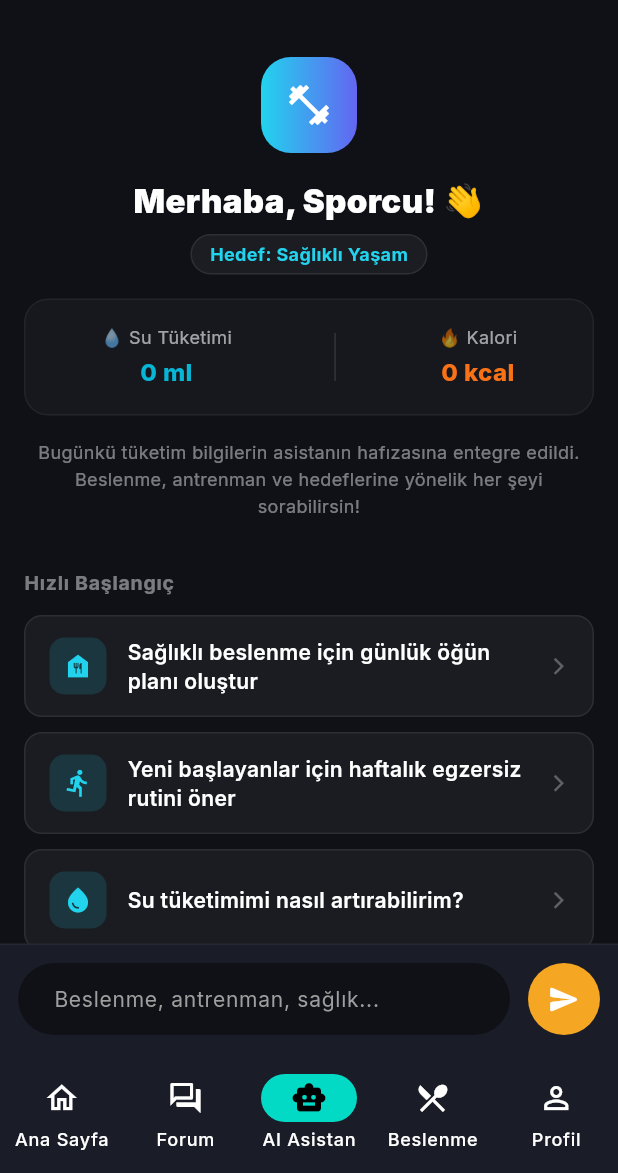
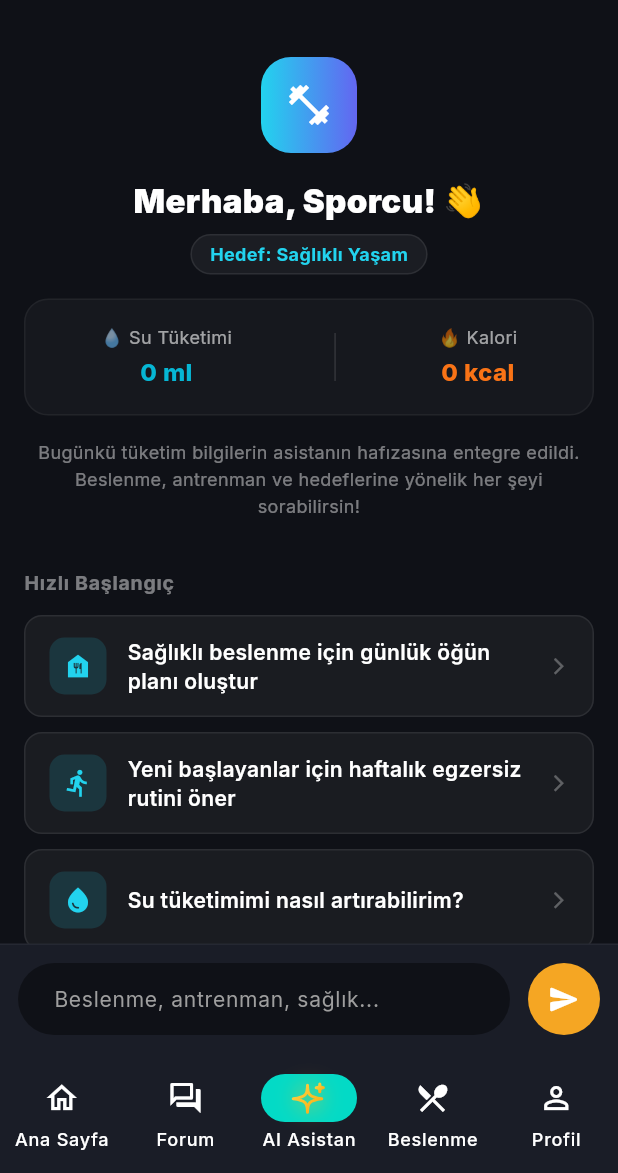
Before and after one commit to NyancatGo/fitrehber-mobile, a Flutter app: the HomeScreen screen opened by its route, item 3 of the bottom bar chosen, on a phone screen of 412 x 824 dp, the part 63-1236 px from its top. Run offline on Flutter 3.47's test engine with Material 3 defaults, Android fonts, the phone set to English and light mode, and no system bars; our stand-ins replace cached_network_image, dio, dotted_border, flutter_markdown_plus, flutter_riverpod, flutter_secure_storage and 6 more; accounts and stored records are empty; network calls fail.

Commit message:
ai iconu eklendi

```diff
--- a/lib/features/home/home_screen.dart
+++ b/lib/features/home/home_screen.dart
@@ -2,6 +2,7 @@
 // Seçilen sekmeye göre ilgili ekran gösterilir.
 
 import 'package:flutter/material.dart';
+import '../../shared/widgets/ai_assistant_icon.dart';
 import '../ai_assistant/ai_assistant_screen.dart';
 import '../forum/forum_screen.dart';
 import '../nutrition/nutrition_screen.dart';
@@ -52,8 +53,8 @@ class _HomeScreenState extends State<HomeScreen> {
             label: 'Forum',
           ),
           NavigationDestination(
-            icon: Icon(Icons.smart_toy_outlined),
-            selectedIcon: Icon(Icons.smart_toy),
+            icon: AiAssistantIcon(isActive: false),
+            selectedIcon: AiAssistantIcon(isActive: true),
             label: 'AI Asistan',
           ),
           NavigationDestination(
--- /dev/null
+++ b/lib/shared/widgets/ai_assistant_icon.dart
@@ -0,0 +1,141 @@
+import 'package:flutter/material.dart';
+import 'package:flutter_svg/flutter_svg.dart';
+
+/// FitRehber AI Asistan ikonu — bottom navigation bar için özel widget.
+///
+/// İki state:
+///   - `isActive=false` (pasif): mono SVG, NavigationBar'ın default rengini alır
+///     (currentColor), diğer Material ikonlarla aynı sessizlikte durur.
+///   - `isActive=true` (aktif): brand gradient SVG (sarı→turuncu) + amber halo
+///     + idle twinkle (küçük sparkle opacity 0.45 ↔ 1.0, 1.6s ease-in-out).
+///
+/// Tasarım kaynağı: Claude Design v3.0 "Sparkle Twin" — logoyla kardeş gibi durur.
+class AiAssistantIcon extends StatefulWidget {
+  final bool isActive;
+  final double size;
+
+  const AiAssistantIcon({
+    super.key,
+    required this.isActive,
+    this.size = 24,
+  });
+
+  @override
+  State<AiAssistantIcon> createState() => _AiAssistantIconState();
+}
+
+class _AiAssistantIconState extends State<AiAssistantIcon>
+    with TickerProviderStateMixin {
+  // Idle twinkle: küçük sparkle nefesi (1.6s loop, ease-in-out)
+  late final AnimationController _twinkleCtrl;
+  // Tap pop: state'ten state'e geçişte 0.9 → 1.10 → 1.0 (180ms easeOutBack)
+  late final AnimationController _popCtrl;
+  late final Animation<double> _popScale;
+
+  bool _wasActive = false;
+
+  @override
+  void initState() {
+    super.initState();
+    _twinkleCtrl = AnimationController(
+      vsync: this,
+      duration: const Duration(milliseconds: 1600),
+    )..repeat(reverse: true);
+
+    _popCtrl = AnimationController(
+      vsync: this,
+      duration: const Duration(milliseconds: 220),
+    );
+    _popScale = TweenSequence<double>([
+      TweenSequenceItem(
+        tween: Tween(begin: 1.0, end: 1.10)
+            .chain(CurveTween(curve: Curves.easeOut)),
+        weight: 50,
+      ),
+      TweenSequenceItem(
+        tween: Tween(begin: 1.10, end: 1.0)
+            .chain(CurveTween(curve: Curves.easeOutBack)),
+        weight: 50,
+      ),
+    ]).animate(_popCtrl);
+
+    _wasActive = widget.isActive;
+  }
+
+  @override
+  void didUpdateWidget(covariant AiAssistantIcon oldWidget) {
+    super.didUpdateWidget(oldWidget);
+    // Sekme aktif olduğu an tap pop'u oynat (selectedIcon her seferinde
+    // yeniden oluşturulmuyor — NavigationBar widget'ı reuse ediyor).
+    if (widget.isActive && !_wasActive) {
+      _popCtrl.forward(from: 0);
+    }
+    _wasActive = widget.isActive;
+  }
+
+  @override
+  void dispose() {
+    _twinkleCtrl.dispose();
+    _popCtrl.dispose();
+    super.dispose();
+  }
+
+  @override
+  Widget build(BuildContext context) {
+    final size = widget.size;
+
+    if (!widget.isActive) {
+      // Pasif: mono SVG (currentColor), NavigationBar'ın unselected rengini alır.
+      return SvgPicture.asset(
+        'assets/icons/ai_assistant_mono.svg',
+        width: size,
+        height: size,
+        // currentColor desteği için colorFilter:
+        colorFilter: ColorFilter.mode(
+          IconTheme.of(context).color ?? Colors.white70,
+          BlendMode.srcIn,
+        ),
+      );
+    }
+
+    // Aktif: gradient SVG + halo + idle twinkle + tap pop
+    return AnimatedBuilder(
+      animation: Listenable.merge([_twinkleCtrl, _popCtrl]),
+      builder: (context, _) {
+        // Halo opacity'si twinkle ile birlikte hafifçe oynar (0.45..0.75)
+        final haloOpacity = 0.45 + (_twinkleCtrl.value * 0.30);
+        return Transform.scale(
+          scale: _popScale.value,
+          child: Stack(
+            alignment: Alignment.center,
+            clipBehavior: Clip.none,
+            children: [
+              // Halo — SVG dışında BoxShadow ile (tasarımcının önerisi)
+              Container(
+                width: size * 0.85,
+                height: size * 0.85,
+                decoration: BoxDecoration(
+                  shape: BoxShape.circle,
+                  boxShadow: [
+                    BoxShadow(
+                      color: const Color(0xFFFBBF24)
+                          .withValues(alpha: haloOpacity),
+                      blurRadius: 12,
+                      spreadRadius: -2,
+                    ),
+                  ],
+                ),
+              ),
+              // Gradient SVG
+              SvgPicture.asset(
+                'assets/icons/ai_assistant.svg',
+                width: size,
+                height: size,
+              ),
+            ],
+          ),
+        );
+      },
+    );
+  }
+}
--- a/pubspec.yaml
+++ b/pubspec.yaml
@@ -88,6 +88,7 @@ flutter:
   assets:
     - assets/data/
     - assets/data/foods_cleaned.json
+    - assets/icons/
   #   - images/a_dot_burr.jpeg
 
   # An image asset can refer to one or more resolution-specific "variants", see
```
Also changed, not shown: assets/icons/ai_assistant.svg (added), assets/icons/ai_assistant_mono.svg (added).
